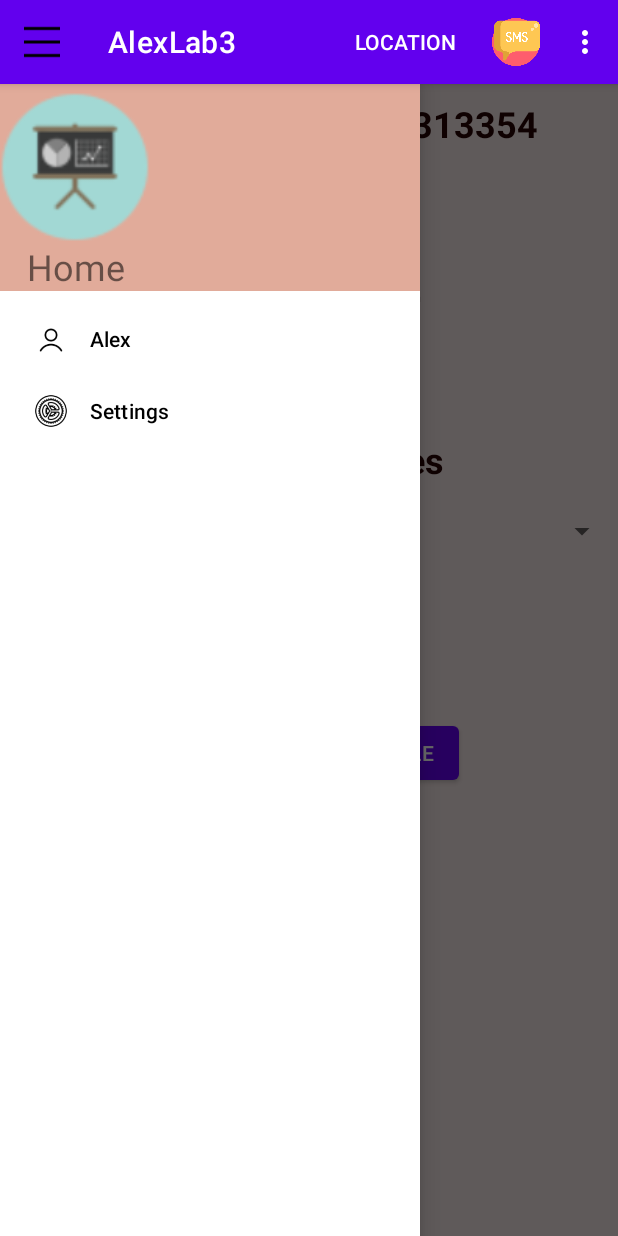
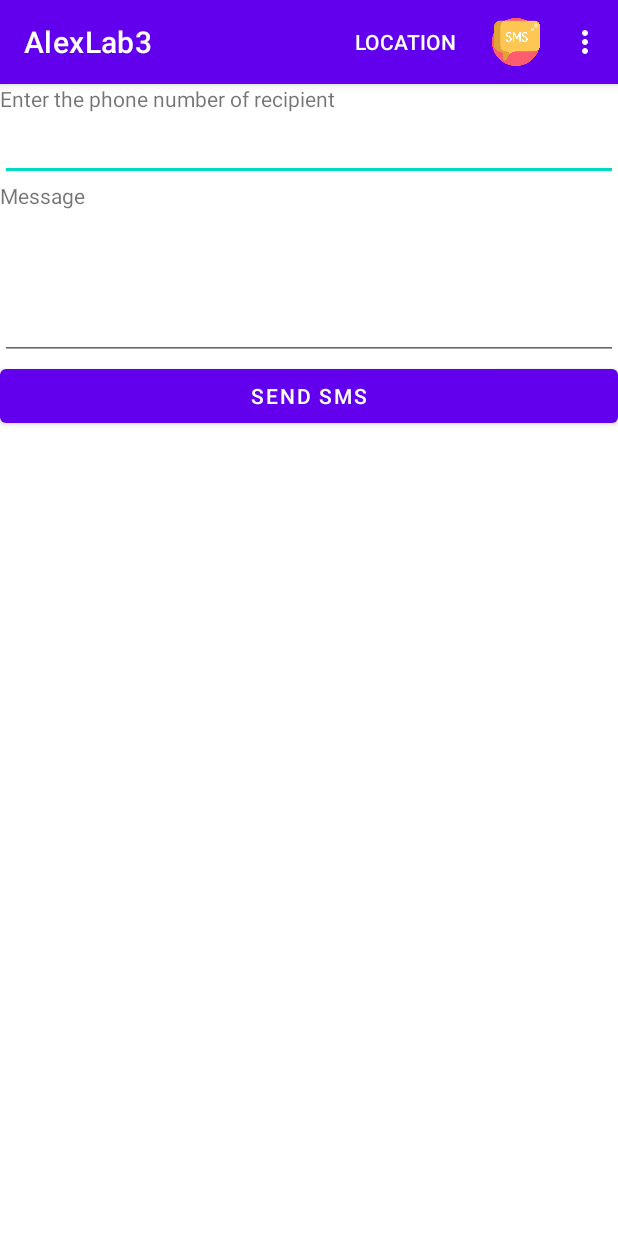
Before and after one commit to Alex5rfischer/Android-Development-Practice, an Android app: the screen it shows after launch (AlexActivity before the commit, LaSMS after it), after a tap on "SMS", on a phone screen of 412 x 824 dp. Run offline under Robolectric (Android 15) with nearby library versions, the phone set to English and light mode, and no system bars; 1 other tap on this screen came first.

Commit message:
Added the SMS class, developed the xml page. Need to find out how to give phone permission to send sms messages

```diff
--- a/AlexLab3/src/main/AndroidManifest.xml
+++ b/AlexLab3/src/main/AndroidManifest.xml
@@ -9,7 +9,8 @@
         android:roundIcon="@mipmap/ic_launcher_round"
         android:supportsRtl="true"
         android:theme="@style/Theme.AlexLab3">
-        <activity android:name=".LaDatePicker"></activity>
+        <activity android:name=".LaSMS"></activity>
+        <activity android:name=".LaDatePicker" />
         <activity android:name=".AlexActivity">
             <intent-filter>
                 <action android:name="android.intent.action.MAIN" />
--- a/AlexLab3/src/main/java/alex/la/n01313354/AlexActivity.java
+++ b/AlexLab3/src/main/java/alex/la/n01313354/AlexActivity.java
@@ -37,6 +37,9 @@
     Dialog myDialog;
     Button alexNoButton,alexYesButton;
 
+    Button buttonSMS;
+
+    private static final int SMS_RECEIVE_PERMISSION_REQUEST = 1;
 
     private DrawerLayout myDrawerLayout;
     private int SMS_PERMISSION_CODE = 1;
@@ -82,7 +85,7 @@
 //                    transaction.commit();
 //                }else
 
-                    if(id == R.id.alexSettings) {
+                if(id == R.id.alexSettings) {
                     newFragment =  new LaSet();
                     transaction.replace(R.id.alexcontent_frame, newFragment);
                     transaction.addToBackStack(null);
@@ -148,13 +151,21 @@
                 break;
             case R.id.alexsms:
                 //Toast.makeText(this, "You selected the sms button", Toast.LENGTH_SHORT).show();
-                if(ContextCompat.checkSelfPermission(AlexActivity.this,
-                        Manifest.permission.SEND_SMS) == PackageManager.PERMISSION_GRANTED)
-                {
-                    Toast.makeText(AlexActivity.this,"Permission Enabled", Toast.LENGTH_SHORT).show();
-                }else{
-                    requestSMSPermission();
-                }
+//                if(ContextCompat.checkSelfPermission(AlexActivity.this,
+//                        Manifest.permission.SEND_SMS) == PackageManager.PERMISSION_GRANTED)
+//                {
+                ActivityCompat.requestPermissions(this, new String[]
+                                {Manifest.permission.RECEIVE_SMS,Manifest.permission.SEND_SMS,
+                                        Manifest.permission.SEND_SMS,
+                                        Manifest.permission.READ_PHONE_STATE},
+                        SMS_RECEIVE_PERMISSION_REQUEST);
+                    Intent intent1 = new Intent(AlexActivity.this, LaSMS.class);
+                    startActivity(intent1);
+//                }else{
+//                    requestSMSPermission();
+//                }break;
+                break;
+
             case android.R.id.home:
                 myDrawerLayout.openDrawer(GravityCompat.START);
                 return true;
--- a/AlexLab3/src/main/java/alex/la/n01313354/LaSet.java
+++ b/AlexLab3/src/main/java/alex/la/n01313354/LaSet.java
@@ -97,7 +97,6 @@
         });
         loadData();
         updateViews();
-
         return view;
     }
 
--- /dev/null
+++ b/AlexLab3/src/main/res/layout/la_sms.xml
@@ -0,0 +1,42 @@
+<?xml version="1.0" encoding="utf-8"?>
+<LinearLayout xmlns:android="http://schemas.android.com/apk/res/android"
+    xmlns:app="http://schemas.android.com/apk/res-auto"
+    xmlns:tools="http://schemas.android.com/tools"
+    android:orientation="vertical"
+    android:layout_width="fill_parent"
+    android:layout_height="fill_parent"
+    tools:context=".LaSMS">
+
+
+    <TextView
+        android:layout_width="fill_parent"
+        android:layout_height="wrap_content"
+
+        android:text="Enter the phone number of recipient"
+        />
+    <EditText
+        android:id="@+id/txtPhoneNo"
+        android:layout_width="fill_parent"
+        android:layout_height="wrap_content"
+        android:inputType="phone"
+        />
+    <TextView
+        android:layout_width="fill_parent"
+        android:layout_height="wrap_content"
+        android:text="Message"
+        />
+    <EditText
+        android:id="@+id/txtMessage"
+        android:layout_width="fill_parent"
+        android:layout_height="150px"
+        android:gravity="top"
+        />
+    <Button
+        android:id="@+id/btnSendSMS"
+        android:layout_width="fill_parent"
+        android:layout_height="wrap_content"
+        android:text="Send SMS"
+        />
+
+
+</LinearLayout>
```
Also changed, not shown: AlexLab3/src/main/java/alex/la/n01313354/LaSMS.java (added, +123 -0 lines).
